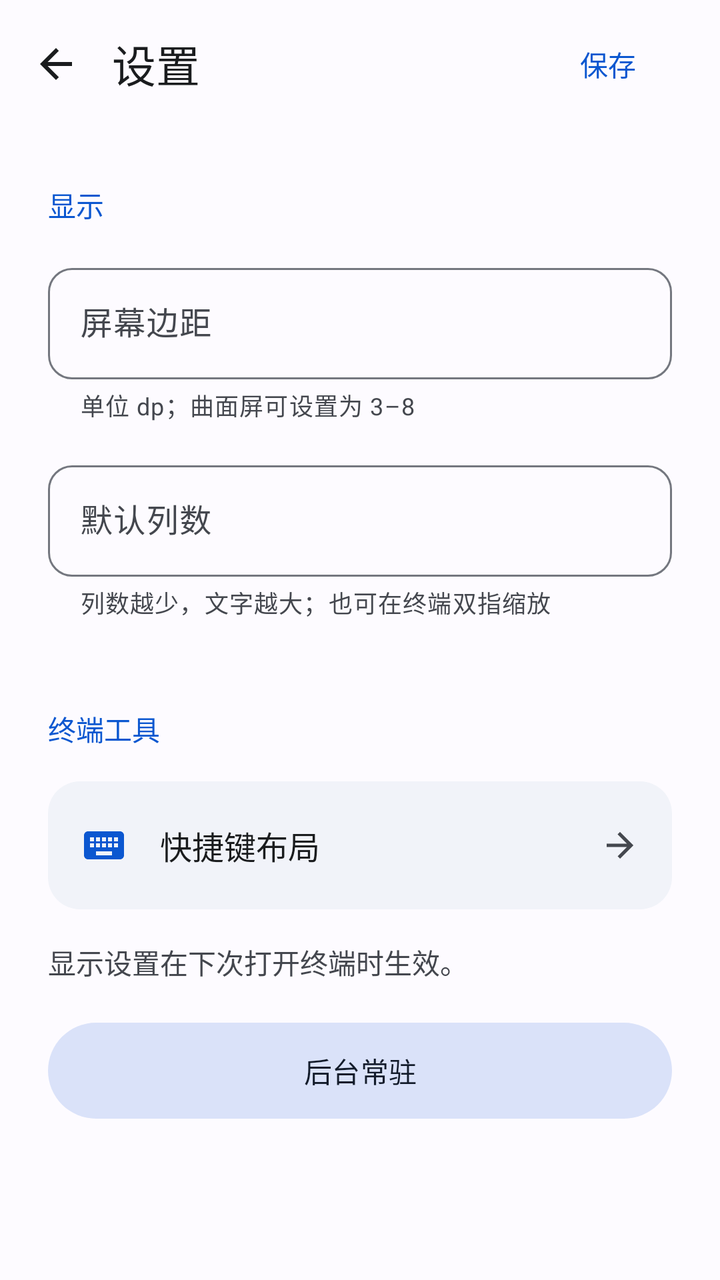
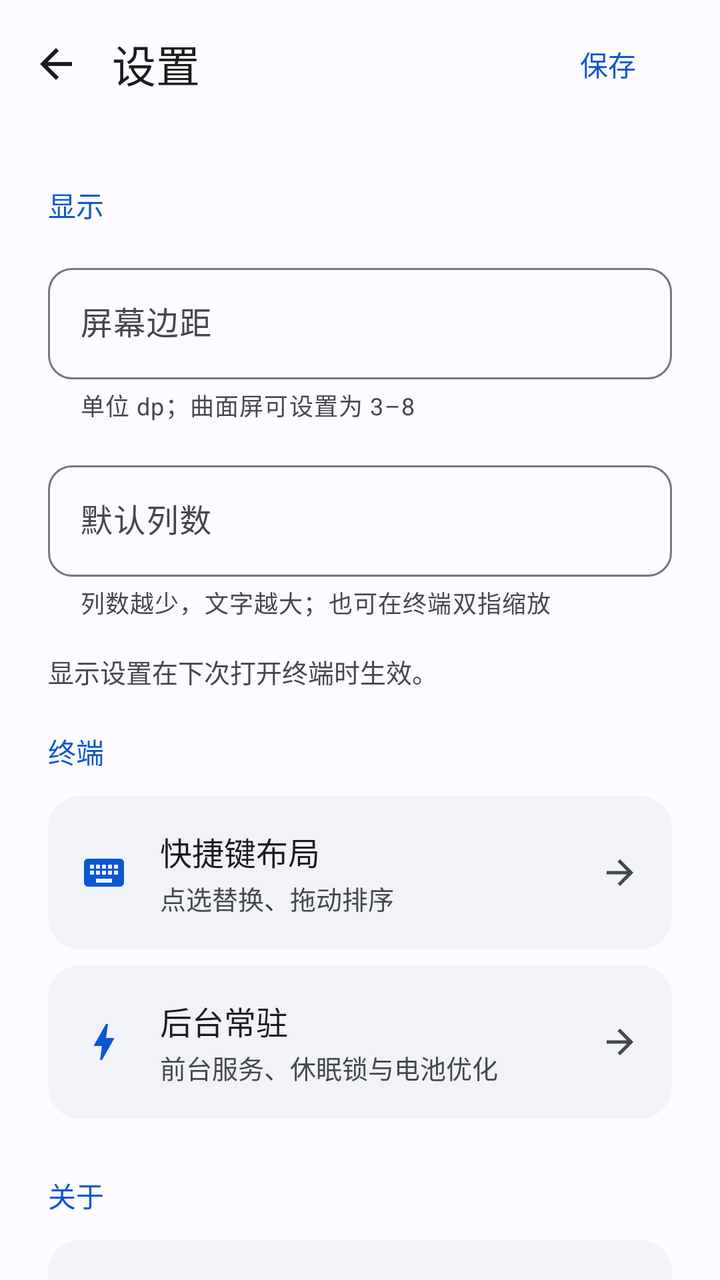

An Android layout rendered at two revisions. The XML below is the earlier revision; the diff shows what the commit changed to produce the second picture.
<!-- AndroidManifest.xml: application theme AppTheme -->
<!-- res/layout/dialog_settings.xml -->
<?xml version="1.0" encoding="utf-8"?>
<LinearLayout
    xmlns:android="http://schemas.android.com/apk/res/android"
    xmlns:app="http://schemas.android.com/apk/res-auto"
    android:layout_width="match_parent"
    android:layout_height="match_parent"
    android:orientation="vertical"
    android:background="?attr/colorSurface"
    android:fitsSystemWindows="true">
    <LinearLayout
        android:layout_width="match_parent"
        android:layout_height="wrap_content"
        android:minHeight="64dp"
        android:gravity="center_vertical"
        android:paddingEnd="12dp">
        <ImageButton
            android:id="@+id/btn_cancel_settings"
            android:layout_width="56dp"
            android:layout_height="56dp"
            android:background="?attr/selectableItemBackgroundBorderless"
            android:padding="16dp"
            android:src="@drawable/ic_arrow_back"
            app:tint="?attr/colorOnSurface"
            android:contentDescription="@string/navigate_back" />
        <TextView
            android:layout_width="0dp"
            android:layout_height="wrap_content"
            android:text="@string/settings_title"
            android:textSize="22sp"
            android:textColor="?attr/colorOnSurface"
            android:id="@+id/tv_dialog_title"
            android:layout_weight="1" />
        <com.google.android.material.button.MaterialButton
            android:id="@+id/btn_save_settings"
            style="@style/Widget.Material3.Button.TextButton"
            android:layout_width="wrap_content"
            android:layout_height="wrap_content"
            android:minHeight="48dp"
            android:text="@string/save" />
    </LinearLayout>
    <androidx.core.widget.NestedScrollView
        android:layout_width="match_parent"
        android:layout_height="0dp"
        android:layout_weight="1"
        android:fillViewport="true"
        android:clipToPadding="false">
        <LinearLayout
            android:layout_width="match_parent"
            android:layout_height="wrap_content"
            android:orientation="vertical"
            android:paddingStart="24dp"
            android:paddingEnd="24dp"
            android:paddingBottom="32dp">
            <TextView
                android:layout_width="match_parent"
                android:layout_height="wrap_content"
                android:text="@string/settings_display"
                android:textSize="14sp"
                android:textColor="?attr/colorPrimary"
                android:paddingTop="28dp"
                android:paddingBottom="16dp"
                android:fontFamily="sans-serif-medium" />
            <com.google.android.material.textfield.TextInputLayout
                style="@style/Widget.Baka.TextField"
                android:layout_width="match_parent"
                android:layout_height="wrap_content"
                android:layout_marginBottom="16dp"
                android:hint="@string/settings_inset"
                app:helperText="@string/settings_inset_help">
                <com.google.android.material.textfield.TextInputEditText
                    android:id="@+id/et_settings_inset"
                    android:layout_width="match_parent"
                    android:layout_height="wrap_content"
                    android:inputType="number"
                    android:textSize="16sp" />
            </com.google.android.material.textfield.TextInputLayout>
            <com.google.android.material.textfield.TextInputLayout
                style="@style/Widget.Baka.TextField"
                android:layout_width="match_parent"
                android:layout_height="wrap_content"
                android:layout_marginBottom="16dp"
                android:hint="@string/settings_columns"
                app:helperText="@string/settings_columns_help">
                <com.google.android.material.textfield.TextInputEditText
                    android:id="@+id/et_settings_cols"
                    android:layout_width="match_parent"
                    android:layout_height="wrap_content"
                    android:inputType="number"
                    android:textSize="16sp" />
            </com.google.android.material.textfield.TextInputLayout>
            <TextView
                android:layout_width="match_parent"
                android:layout_height="wrap_content"
                android:text="@string/settings_tools"
                android:textSize="14sp"
                android:textColor="?attr/colorPrimary"
                android:paddingTop="28dp"
                android:paddingBottom="16dp"
                android:fontFamily="sans-serif-medium" />
            <LinearLayout
                android:id="@+id/settings_extra_keys"
                android:layout_width="match_parent"
                android:layout_height="wrap_content"
                android:minHeight="64dp"
                android:layout_marginBottom="16dp"
                android:background="@drawable/bg_setting_row"
                android:foreground="?attr/selectableItemBackground"
                android:clickable="true"
                android:focusable="true"
                android:gravity="center_vertical"
                android:padding="16dp">
                <ImageView
                    android:layout_width="24dp"
                    android:layout_height="24dp"
                    android:src="@drawable/ic_keyboard"
                    app:tint="?attr/colorPrimary"
                    android:contentDescription="@null" />
                <TextView
                    android:layout_width="0dp"
                    android:layout_height="wrap_content"
                    android:text="@string/extra_keys_title"
                    android:textSize="16sp"
                    android:textColor="?attr/colorOnSurface"
                    android:id="@+id/settings_extra_keys_label"
                    android:layout_weight="1"
                    android:layout_marginStart="16dp" />
                <ImageView
                    android:layout_width="20dp"
                    android:layout_height="20dp"
                    android:src="@drawable/ic_arrow_forward"
                    app:tint="?attr/colorOnSurfaceVariant"
                    android:contentDescription="@null" />
            </LinearLayout>
            <TextView
                android:layout_width="match_parent"
                android:layout_height="wrap_content"
                android:text="@string/settings_apply_help"
                android:textSize="14sp"
                android:textColor="?attr/colorOnSurfaceVariant" />
            <com.google.android.material.button.MaterialButton
                android:id="@+id/settings_background"
                style="@style/Widget.Material3.Button.TonalButton"
                android:layout_width="match_parent"
                android:layout_height="wrap_content"
                android:minHeight="56dp"
                android:layout_marginTop="16dp"
                android:text="@string/background_settings" />
        </LinearLayout>
    </androidx.core.widget.NestedScrollView>
</LinearLayout>
<!-- resources referenced by this layout -->
<resources>
  <string name="background_settings">后台常驻</string>
  <string name="extra_keys_title">快捷键布局</string>
  <string name="navigate_back">返回</string>
  <string name="save">保存</string>
  <string name="settings_apply_help">显示设置在下次打开终端时生效。</string>
  <string name="settings_columns">默认列数</string>
  <string name="settings_columns_help">列数越少，文字越大；也可在终端双指缩放</string>
  <string name="settings_display">显示</string>
  <string name="settings_inset">屏幕边距</string>
  <string name="settings_inset_help">单位 dp；曲面屏可设置为 3–8</string>
  <string name="settings_title">设置</string>
  <string name="settings_tools">终端工具</string>
  <style name="AppTheme" parent="BaseAppTheme" />
  <color name="md_theme_onSurfaceVariant">#44474E</color>
  <color name="md_theme_primary">#0B57D0</color>
  <color name="md_theme_onPrimary">#FFFFFF</color>
  <color name="md_theme_primaryContainer">#D3E3FD</color>
  <color name="md_theme_onPrimaryContainer">#041E49</color>
  <color name="md_theme_secondary">#565E71</color>
  <color name="md_theme_onSecondary">#FFFFFF</color>
  <color name="md_theme_secondaryContainer">#DAE2F9</color>
  <color name="md_theme_onSecondaryContainer">#131C2B</color>
  <color name="md_theme_tertiary">#146C2E</color>
  <color name="md_theme_onTertiary">#FFFFFF</color>
  <color name="md_theme_tertiaryContainer">#C4EED0</color>
  <color name="md_theme_onTertiaryContainer">#072711</color>
  <color name="md_theme_error">#BA1A1A</color>
  <color name="md_theme_onError">#FFFFFF</color>
  <color name="md_theme_errorContainer">#FFDAD6</color>
  <color name="md_theme_onErrorContainer">#410002</color>
  <color name="md_theme_surface">#FDFBFF</color>
  <color name="md_theme_onSurface">#1A1C1E</color>
  <color name="md_theme_surfaceVariant">#E1E2EC</color>
  <color name="md_theme_surfaceContainerLowest">#FFFFFF</color>
  <color name="md_theme_surfaceContainerLow">#F7F8FC</color>
  <color name="md_theme_surfaceContainer">#F1F3F9</color>
  <color name="md_theme_surfaceContainerHigh">#ECEEF4</color>
  <color name="md_theme_surfaceContainerHighest">#E6E8EE</color>
  <color name="md_theme_onBackground">#1A1C1E</color>
  <color name="md_theme_outline">#74777F</color>
  <color name="md_theme_outlineVariant">#C4C6D0</color>
  <color name="term_surface">#111318</color>
  <style name="PixelBottomSheetDialogTheme" parent="ThemeOverlay.Material3.BottomSheetDialog">
          <item name="bottomSheetStyle">@style/PixelBottomSheetModalStyle</item>
      </style>
  <style name="PixelAlertDialogTheme" parent="ThemeOverlay.Material3.MaterialAlertDialog">
          <item name="shapeAppearance">@style/ShapeAppearance.Pixel.Dialog</item>
          <item name="colorSurface">?attr/colorSurfaceContainerHigh</item>
      </style>
  <style name="ShapeAppearance.Pixel.Dialog" parent="ShapeAppearance.Material3.Corner.ExtraLarge">
          <item name="cornerSize">28dp</item>
      </style>
  <!-- unchanged entries left out for length: 8 -->
</resources>

<!-- the commit's change to res/layout/dialog_settings.xml (unified diff, before → after) -->
@@ -91,18 +91,24 @@
             <TextView
                 android:layout_width="match_parent"
                 android:layout_height="wrap_content"
-                android:text="@string/settings_tools"
+                android:text="@string/settings_apply_help"
+                android:textSize="13sp"
+                android:textColor="?attr/colorOnSurfaceVariant" />
+            <TextView
+                android:layout_width="match_parent"
+                android:layout_height="wrap_content"
+                android:text="@string/settings_terminal"
                 android:textSize="14sp"
                 android:textColor="?attr/colorPrimary"
-                android:paddingTop="28dp"
-                android:paddingBottom="16dp"
+                android:paddingTop="20dp"
+                android:paddingBottom="12dp"
                 android:fontFamily="sans-serif-medium" />
             <LinearLayout
                 android:id="@+id/settings_extra_keys"
                 android:layout_width="match_parent"
                 android:layout_height="wrap_content"
-                android:minHeight="64dp"
-                android:layout_marginBottom="16dp"
+                android:minHeight="72dp"
+                android:layout_marginBottom="8dp"
                 android:background="@drawable/bg_setting_row"
                 android:foreground="?attr/selectableItemBackground"
                 android:clickable="true"
@@ -115,15 +121,27 @@
                     android:src="@drawable/ic_keyboard"
                     app:tint="?attr/colorPrimary"
                     android:contentDescription="@null" />
-                <TextView
+                <LinearLayout
                     android:layout_width="0dp"
                     android:layout_height="wrap_content"
-                    android:text="@string/extra_keys_title"
-                    android:textSize="16sp"
-                    android:textColor="?attr/colorOnSurface"
-                    android:id="@+id/settings_extra_keys_label"
                     android:layout_weight="1"
-                    android:layout_marginStart="16dp" />
+                    android:layout_marginStart="16dp"
+                    android:orientation="vertical">
+                    <TextView
+                        android:layout_width="match_parent"
+                        android:layout_height="wrap_content"
+                        android:text="@string/extra_keys_title"
+                        android:textSize="16sp"
+                        android:textColor="?attr/colorOnSurface" />
+                    <TextView
+                        
+                        android:layout_width="match_parent"
+                        android:layout_height="wrap_content"
+                        android:text="@string/extra_keys_help"
+                        android:textSize="13sp"
+                        android:layout_marginTop="2dp"
+                        android:textColor="?attr/colorOnSurfaceVariant" />
+                </LinearLayout>
                 <ImageView
                     android:layout_width="20dp"
                     android:layout_height="20dp"
@@ -131,20 +149,107 @@
                     app:tint="?attr/colorOnSurfaceVariant"
                     android:contentDescription="@null" />
             </LinearLayout>
-            <TextView
-                android:layout_width="match_parent"
-                android:layout_height="wrap_content"
-                android:text="@string/settings_apply_help"
+            <LinearLayout
+                android:id="@+id/settings_background"
+                android:layout_width="match_parent"
+                android:layout_height="wrap_content"
+                android:minHeight="72dp"
+                android:layout_marginBottom="8dp"
+                android:background="@drawable/bg_setting_row"
+                android:foreground="?attr/selectableItemBackground"
+                android:clickable="true"
+                android:focusable="true"
+                android:gravity="center_vertical"
+                android:padding="16dp">
+                <ImageView
+                    android:layout_width="24dp"
+                    android:layout_height="24dp"
+                    android:src="@drawable/ic_bolt"
+                    app:tint="?attr/colorPrimary"
+                    android:contentDescription="@null" />
+                <LinearLayout
+                    android:layout_width="0dp"
+                    android:layout_height="wrap_content"
+                    android:layout_weight="1"
+                    android:layout_marginStart="16dp"
+                    android:orientation="vertical">
+                    <TextView
+                        android:layout_width="match_parent"
+                        android:layout_height="wrap_content"
+                        android:text="@string/background_settings"
+                        android:textSize="16sp"
+                        android:textColor="?attr/colorOnSurface" />
+                    <TextView
+                        android:id="@+id/tv_settings_background"
+                        android:layout_width="match_parent"
+                        android:layout_height="wrap_content"
+                        android:text="@string/background_settings_help"
+                        android:textSize="13sp"
+                        android:layout_marginTop="2dp"
+                        android:textColor="?attr/colorOnSurfaceVariant" />
+                </LinearLayout>
+                <ImageView
+                    android:layout_width="20dp"
+                    android:layout_height="20dp"
+                    android:src="@drawable/ic_arrow_forward"
+                    app:tint="?attr/colorOnSurfaceVariant"
+                    android:contentDescription="@null" />
+            </LinearLayout>
+            <TextView
+                android:layout_width="match_parent"
+                android:layout_height="wrap_content"
+                android:text="@string/settings_about"
                 android:textSize="14sp"
-                android:textColor="?attr/colorOnSurfaceVariant" />
-            <com.google.android.material.button.MaterialButton
-                android:id="@+id/settings_background"
-                style="@style/Widget.Material3.Button.TonalButton"
-                android:layout_width="match_parent"
-                android:layout_height="wrap_content"
-                android:minHeight="56dp"
-                android:layout_marginTop="16dp"
-                android:text="@string/background_settings" />
+                android:textColor="?attr/colorPrimary"
+                android:paddingTop="20dp"
+                android:paddingBottom="12dp"
+                android:fontFamily="sans-serif-medium" />
+            <LinearLayout
+                android:id="@+id/settings_about"
+                android:layout_width="match_parent"
+                android:layout_height="wrap_content"
+                android:minHeight="72dp"
+                android:layout_marginBottom="8dp"
+                android:background="@drawable/bg_setting_row"
+                android:foreground="?attr/selectableItemBackground"
+                android:clickable="true"
+                android:focusable="true"
+                android:gravity="center_vertical"
+                android:padding="16dp">
+                <ImageView
+                    android:layout_width="24dp"
+                    android:layout_height="24dp"
+                    android:src="@drawable/ic_info"
+                    app:tint="?attr/colorPrimary"
+                    android:contentDescription="@null" />
+                <LinearLayout
+                    android:layout_width="0dp"
+                    android:layout_height="wrap_content"
+                    android:layout_weight="1"
+                    android:layout_marginStart="16dp"
+                    android:orientation="vertical">
+                    <TextView
+                        android:layout_width="match_parent"
+                        android:layout_height="wrap_content"
+                        android:text="@string/about_title"
+                        android:textSize="16sp"
+                        android:textColor="?attr/colorOnSurface" />
+                    <TextView
+                        android:id="@+id/tv_settings_version"
+                        android:layout_width="match_parent"
+                        android:layout_height="wrap_content"
+                        
+                        android:textSize="13sp"
+                        android:layout_marginTop="2dp"
+                        android:textColor="?attr/colorOnSurfaceVariant" />
+                </LinearLayout>
+                <ImageView
+                    android:layout_width="20dp"
+                    android:layout_height="20dp"
+                    android:src="@drawable/ic_arrow_forward"
+                    app:tint="?attr/colorOnSurfaceVariant"
+                    android:contentDescription="@null" />
+            </LinearLayout>
         </LinearLayout>
     </androidx.core.widget.NestedScrollView>
 </LinearLayout>
<!-- resource entries referenced after the edit -->
@@ -1,17 +1,31 @@
 <!-- resources referenced by this layout -->
 <resources>
+  <!-- drawable ic_bolt (drawable) -->
+  <vector xmlns:android="http://schemas.android.com/apk/res/android" android:width="24dp"
+      android:height="24dp" android:viewportWidth="24" android:viewportHeight="24">
+      <path android:fillColor="#FFFFFFFF" android:pathData="M11,21h-1l1,-7H7.5c-0.88,0 -0.33,-0.75 -0.31,-0.78C8.48,10.94 10.42,7.54 13.01,3h1l-1,7h3.51c0.4,0 0.62,0.19 0.4,0.66C12.97,17.55 11,21 11,21z" />
+  </vector>
+  <!-- drawable ic_info (drawable) -->
+  <vector xmlns:android="http://schemas.android.com/apk/res/android" android:width="24dp"
+      android:height="24dp" android:viewportWidth="24" android:viewportHeight="24">
+      <path android:fillColor="#FFFFFFFF" android:pathData="M11,7h2v2h-2zM11,11h2v6h-2zM12,2C6.48,2 2,6.48 2,12s4.48,10 10,10 10,-4.48 10,-10S17.52,2 12,2zM12,20c-4.41,0 -8,-3.59 -8,-8s3.59,-8 8,-8 8,3.59 8,8 -3.59,8 -8,8z" />
+  </vector>
+  <string name="about_title">关于 bakaSSH</string>
   <string name="background_settings">后台常驻</string>
+  <string name="background_settings_help">前台服务、休眠锁与电池优化</string>
+  <string name="extra_keys_help">点选替换、拖动排序</string>
   <string name="extra_keys_title">快捷键布局</string>
   <string name="navigate_back">返回</string>
   <string name="save">保存</string>
+  <string name="settings_about">关于</string>
   <string name="settings_apply_help">显示设置在下次打开终端时生效。</string>
   <string name="settings_columns">默认列数</string>
   <string name="settings_columns_help">列数越少，文字越大；也可在终端双指缩放</string>
   <string name="settings_display">显示</string>
   <string name="settings_inset">屏幕边距</string>
   <string name="settings_inset_help">单位 dp；曲面屏可设置为 3–8</string>
+  <string name="settings_terminal">终端</string>
   <string name="settings_title">设置</string>
-  <string name="settings_tools">终端工具</string>
   <style name="AppTheme" parent="BaseAppTheme" />
   <color name="md_theme_onSurfaceVariant">#44474E</color>
   <color name="md_theme_primary">#0B57D0</color>
